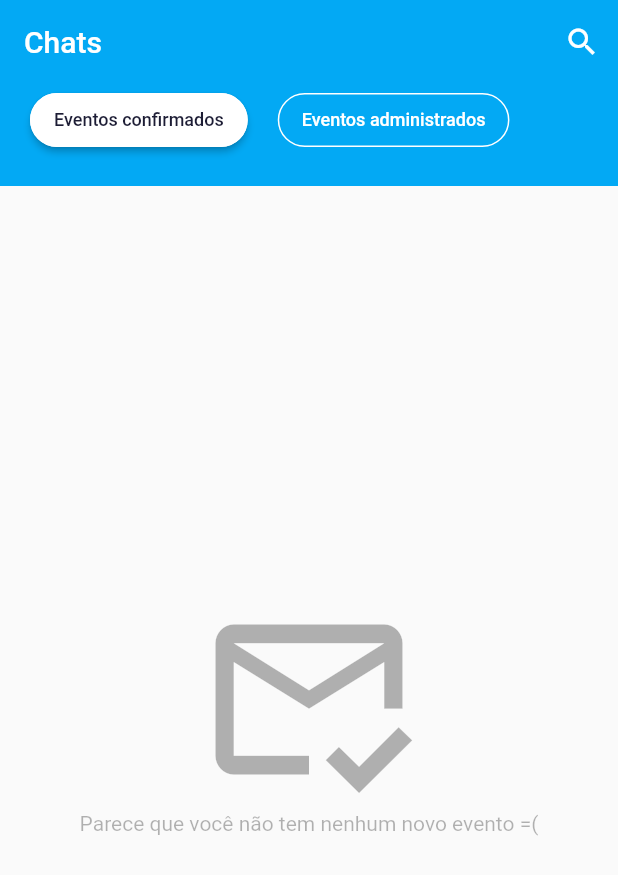
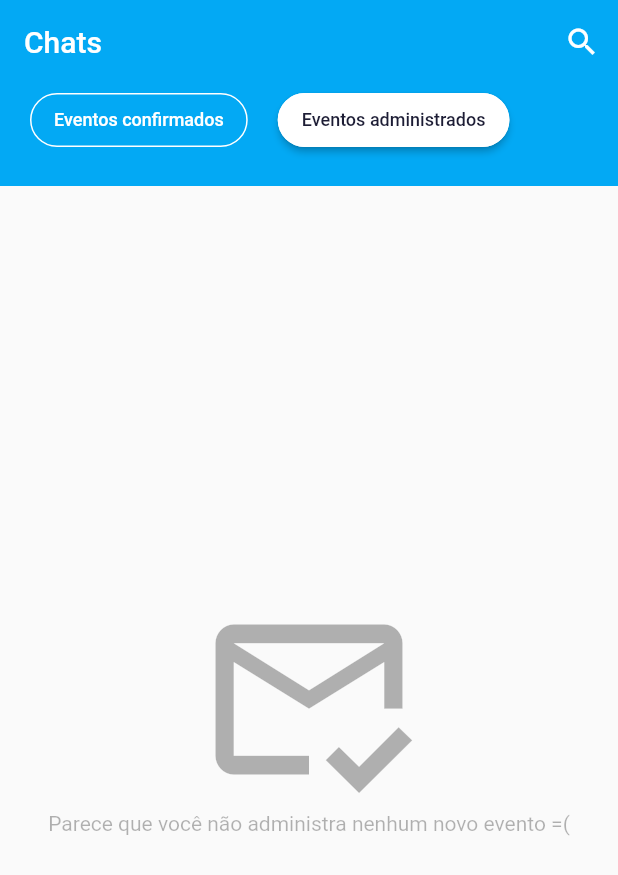
Before and after one commit to piresflp/Event-Manager, a Flutter app: the ChatPage screen opened directly, after a tap on "Eventos administrados", on a phone screen of 412 x 824 dp. Shown: the top 875 px of the screen. Run offline on Flutter 3.47's test engine with Material 2 defaults, Android fonts, the phone set to English and light mode, and no system bars; our stand-ins replace cloud_firestore, firebase_auth, firebase_core, flutter_svg; accounts and stored records are empty; network calls fail.

Commit message:
admin chat

```diff
--- a/lib/pages/Chat/Components/body.dart
+++ b/lib/pages/Chat/Components/body.dart
@@ -14,6 +14,8 @@ class Body extends StatefulWidget {
 }
 
 class _BodyState extends State<Body> {
+  bool adminEvents = false;
+
   @override
   Widget build(BuildContext context) {
     return Column(children: [
@@ -22,21 +24,33 @@ class _BodyState extends State<Body> {
             kDefaultPadding, 0, kDefaultPadding, kDefaultPadding),
         color: Colors.lightBlue,
         child: Row(children: [
-          FillOutlineButton(press: () {}, text: "Eventos confirmados"),
+          FillOutlineButton(
+            press: () {
+              setState(() {
+                adminEvents = false;
+              });
+            },
+            text: "Eventos confirmados",
+            isFilled: !adminEvents,
+          ),
           SizedBox(width: kDefaultPadding),
           FillOutlineButton(
-            press: () {},
+            press: () {
+              setState(() {
+                adminEvents = true;
+              });
+            },
             text: "Eventos administrados",
-            isFilled: false,
+            isFilled: adminEvents,
           )
         ]),
       ),
-      Expanded(child: getChats()),
+      Expanded(child: adminEvents ? getAdminEvents() : getInviteChats()),
     ]);
   }
 }
 
-Widget getChats() {
+Widget getInviteChats() {
   return StreamBuilder(
       stream: FirebaseFirestore.instance
           .collection('Convites')
@@ -82,13 +96,57 @@ Widget chatItem(rawInvite, index) {
       future: Api.eventData(invite['eventoRef']),
       builder: (BuildContext context, AsyncSnapshot<dynamic> uData) {
         var evento = uData.data();
+
         return FutureBuilder(
             future: Api.eventData(evento['chat']),
             builder: (BuildContext context, AsyncSnapshot<dynamic> rawChat) {
               var chat = rawChat.data();
-
               return ChatCard(evento: evento, chat: chat);
             });
+      });
+}
+
+Widget getAdminEvents() {
+  return StreamBuilder(
+      stream: FirebaseFirestore.instance
+          .collection("Eventos")
+          .where('idOrganizador', isEqualTo: idFunc)
+          .snapshots(),
+      builder: (BuildContext context, AsyncSnapshot<QuerySnapshot> snapshot) {
+        if (!snapshot.hasData)
+          return Container(
+            child: Text("No data found"),
+          );
+        else if (snapshot.data!.docs.length == 0) {
+          return Container(
+            child: Column(
+              mainAxisAlignment: MainAxisAlignment.center,
+              children: [
+                Icon(
+                  Icons.mark_email_read_outlined,
+                  size: 150,
+                  color: Colors.black.withOpacity(0.3),
+                ),
+                Text(
+                  "Parece que você não administra nenhum novo evento =(",
+                  style: TextStyle(color: Colors.black.withOpacity(0.3)),
+                )
+              ],
+            ),
+          );
+        } else {
+          return Column(
+              children: List.generate(snapshot.data!.docs.length, (index) {
+            var evento = snapshot.data!.docs[index];
+            return FutureBuilder(
+                future: Api.eventData(evento['chat']),
+                builder:
+                    (BuildContext context, AsyncSnapshot<dynamic> rawChat) {
+                  var chat = rawChat.data();
+                  return ChatCard(evento: evento, chat: chat);
+                });
+          }));
+        }
       });
 }
 
```
